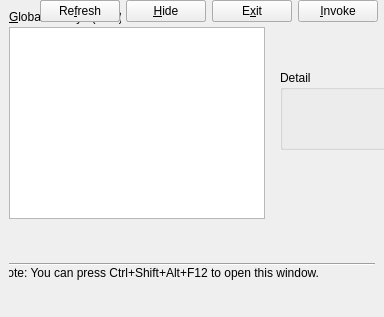
Before: the Qt Designer form maindialog.ui in Aoi-hosizora/GlobalHotkeyManager, drawn with Qt 5.
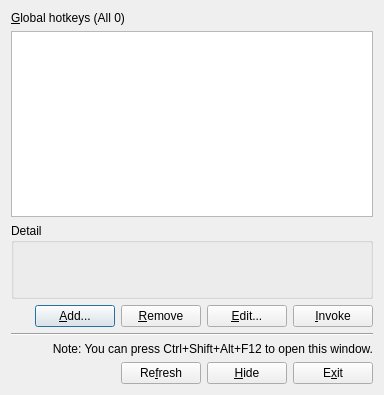
After: the same form once the commit is applied.

Commit message: feat(*): add HotkeyItem class, readConfigsFromRegistry and qKeySequenceToNative

Diff of the .ui file:
```diff
--- a/maindialog.ui
+++ b/maindialog.ui
@@ -7,7 +7,7 @@
     <x>0</x>
     <y>0</y>
     <width>384</width>
-    <height>317</height>
+    <height>395</height>
    </rect>
   </property>
   <property name="minimumSize">
@@ -19,15 +19,9 @@
   <property name="windowTitle">
    <string>Global Hotkey Manager</string>
   </property>
+  <layout class="QVBoxLayout" name="verticalLayout_2">
+   <item>
   <widget class="QLabel" name="lblListTitle">
-   <property name="geometry">
-    <rect>
-     <x>9</x>
-     <y>9</y>
-     <width>112</width>
-     <height>16</height>
-    </rect>
-   </property>
    <property name="text">
     <string>&amp;Global hotkeys (All 0)</string>
    </property>
@@ -35,15 +29,9 @@
     <cstring>lstHotkeys</cstring>
    </property>
   </widget>
+   </item>
+   <item>
   <widget class="QListWidget" name="lstHotkeys">
-   <property name="geometry">
-    <rect>
-     <x>9</x>
-     <y>27</y>
-     <width>256</width>
-     <height>192</height>
-    </rect>
-   </property>
    <property name="editTriggers">
     <set>QAbstractItemView::NoEditTriggers</set>
    </property>
@@ -54,49 +42,30 @@
     <enum>QAbstractItemView::ScrollPerPixel</enum>
    </property>
   </widget>
-  <widget class="Line" name="line">
-   <property name="geometry">
-    <rect>
-     <x>9</x>
-     <y>256</y>
-     <width>366</width>
-     <height>16</height>
-    </rect>
-   </property>
-   <property name="orientation">
-    <enum>Qt::Horizontal</enum>
-   </property>
-  </widget>
-  <widget class="QLabel" name="lblHint">
-   <property name="geometry">
-    <rect>
-     <x>9</x>
-     <y>265</y>
-     <width>310</width>
-     <height>16</height>
-    </rect>
-   </property>
-   <property name="text">
-    <string>Note: You can press Ctrl+Shift+Alt+F12 to open this window.</string>
-   </property>
-   <property name="alignment">
-    <set>Qt::AlignRight|Qt::AlignTrailing|Qt::AlignVCenter</set>
-   </property>
-  </widget>
+   </item>
+   <item>
   <widget class="QGroupBox" name="groupBox">
-   <property name="geometry">
-    <rect>
-     <x>280</x>
-     <y>70</y>
-     <width>120</width>
-     <height>80</height>
-    </rect>
-   </property>
    <property name="title">
     <string>Detail</string>
    </property>
-  </widget>
-  <widget class="QWidget" name="">
+     <layout class="QVBoxLayout" name="verticalLayout">
+      <item>
+       <spacer name="verticalSpacer">
+        <property name="orientation">
+         <enum>Qt::Vertical</enum>
+        </property>
+        <property name="sizeHint" stdset="0">
+         <size>
+          <width>20</width>
+          <height>40</height>
+         </size>
+        </property>
+       </spacer>
+      </item>
+     </layout>
+    </widget>
+   </item>
+   <item>
    <layout class="QHBoxLayout" name="horizontalLayout_4">
     <item>
      <spacer name="horizontalSpacer_2">
@@ -140,8 +109,25 @@
      </widget>
     </item>
    </layout>
-  </widget>
-  <widget class="QWidget" name="">
+   </item>
+   <item>
+    <widget class="Line" name="line">
+     <property name="orientation">
+      <enum>Qt::Horizontal</enum>
+     </property>
+    </widget>
+   </item>
+   <item>
+    <widget class="QLabel" name="lblHint">
+     <property name="text">
+      <string>Note: You can press Ctrl+Shift+Alt+F12 to open this window.</string>
+     </property>
+     <property name="alignment">
+      <set>Qt::AlignRight|Qt::AlignTrailing|Qt::AlignVCenter</set>
+     </property>
+    </widget>
+   </item>
+   <item>
    <layout class="QHBoxLayout" name="horizontalLayout">
     <item>
      <spacer name="horizontalSpacer">
@@ -178,7 +164,8 @@
      </widget>
     </item>
    </layout>
-  </widget>
+   </item>
+  </layout>
  </widget>
  <tabstops>
   <tabstop>lstHotkeys</tabstop>
```
Lines whose indentation alone changed are shown as unchanged. The commit also changes 6 other files.
